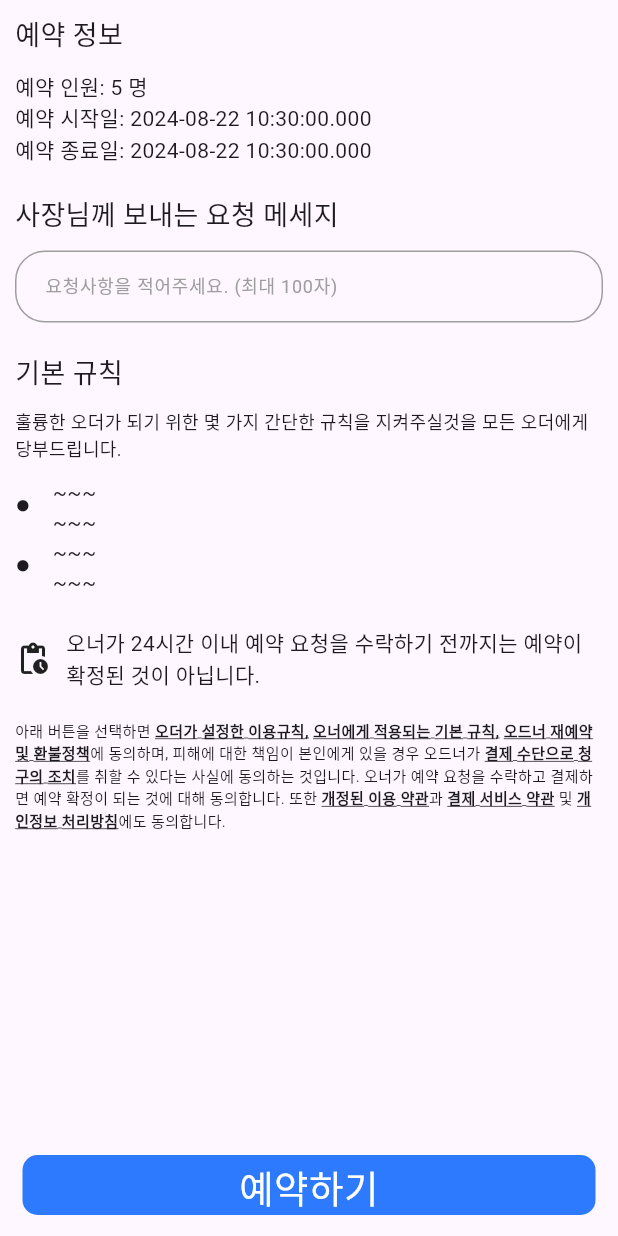
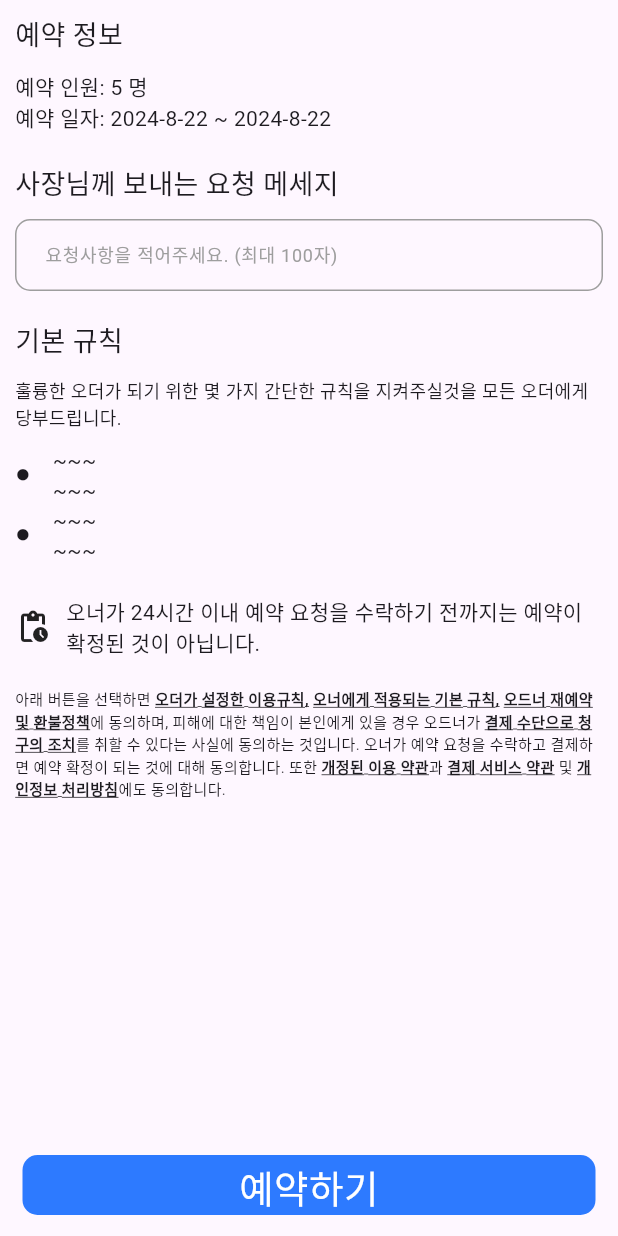
Before and after one commit to kimakuma/SIDE-ordner_FE, a Flutter app: the ReservePage screen opened directly with empty values, on a phone screen of 412 x 824 dp. Run offline on Flutter 3.47's test engine with Material 3 defaults, Android fonts, the phone set to English and light mode, and no system bars; our stand-ins replace table_calendar; missing offline and left inert: elastic_client, mysql_client; network calls fail.

Commit message:
예약 프로세스 캘린더 최종 수정

```diff
--- a/lib/screens/odrner/reservePage.dart
+++ b/lib/screens/odrner/reservePage.dart
@@ -1,6 +1,5 @@
 import 'package:flutter/material.dart';
-
-import 'package:foodplace/screens/widget/calendar.dart';
+import 'package:flutter/services.dart';
 
 class ReservePage extends StatefulWidget {
   final DateTime? _rangeStart;
@@ -13,9 +12,19 @@ class ReservePage extends StatefulWidget {
 }
 
 class _ReservePageState extends State<ReservePage> {
-  Future<void> init() async {
-    print(widget._rangeStart);
-    print(widget);
+  late String selectedStart;
+  late String selectedEnd;
+
+  @override
+  void initState() {
+    super.initState();
+
+    selectedStart = widget._rangeStart != null
+        ? "${widget._rangeStart?.year}-${widget._rangeStart?.month}-${widget._rangeStart?.day}"
+        : "0000-00-00";
+    selectedEnd = widget._rangeStart != null
+        ? "${widget._rangeEnd?.year}-${widget._rangeEnd?.month}-${widget._rangeEnd?.day}"
+        : "0000-00-00";
   }
 
   @override
@@ -35,8 +44,7 @@ class _ReservePageState extends State<ReservePage> {
                       height: 10,
                     ),
                     Text('예약 인원: 5 명'),
-                    Text('예약 시작일: ${widget._rangeStart}'),
-                    Text('예약 종료일: ${widget._rangeEnd}'),
+                    Text('예약 일자: $selectedStart ~ $selectedEnd'),
                     SizedBox(
                       height: 20,
                     ),
@@ -55,15 +63,15 @@ class _ReservePageState extends State<ReservePage> {
                           color: Colors.grey,
                         ),
                         border: OutlineInputBorder(
-                          borderRadius: BorderRadius.circular(20),
+                          borderRadius: BorderRadius.circular(10),
                           borderSide: BorderSide(color: Colors.grey),
                         ),
                         enabledBorder: OutlineInputBorder(
-                          borderRadius: BorderRadius.circular(20),
+                          borderRadius: BorderRadius.circular(10),
                           borderSide: BorderSide(color: Colors.grey),
                         ),
                         focusedBorder: OutlineInputBorder(
-                          borderRadius: BorderRadius.circular(20),
+                          borderRadius: BorderRadius.circular(10),
                           borderSide: BorderSide(color: Colors.blue),
                         ),
                         contentPadding:
@@ -74,6 +82,9 @@ class _ReservePageState extends State<ReservePage> {
                       maxLines: 5,
                       keyboardType: TextInputType.multiline,
                       textInputAction: TextInputAction.newline,
+                      inputFormatters: [
+                        LengthLimitingTextInputFormatter(100),
+                      ],
                     ),
                     SizedBox(
                       height: 20,
```
Also changed, not shown: lib/screens/odrner/truckPage.dart (+72 -3 lines), lib/screens/widget/calendar.dart (+4 -8 lines).
